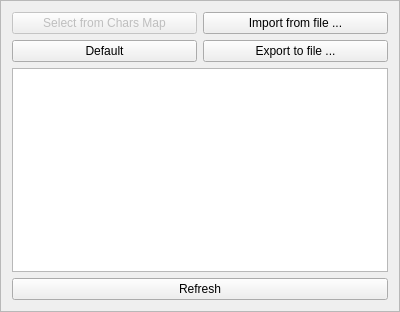
Above: charactersframe.ui from andryblack/fontbuilder before the change. Below: the same form after it.
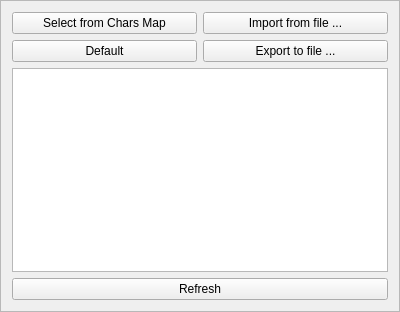
That is the form after the change.

Patch:
```diff
--- a/charactersframe.ui
+++ b/charactersframe.ui
@@ -42,7 +42,7 @@
      <item row="0" column="0">
       <widget class="QPushButton" name="pushButton_SelectFromCharsMap">
        <property name="enabled">
-        <bool>false</bool>
+        <bool>true</bool>
        </property>
        <property name="text">
         <string>Select from Chars Map</string>
```
